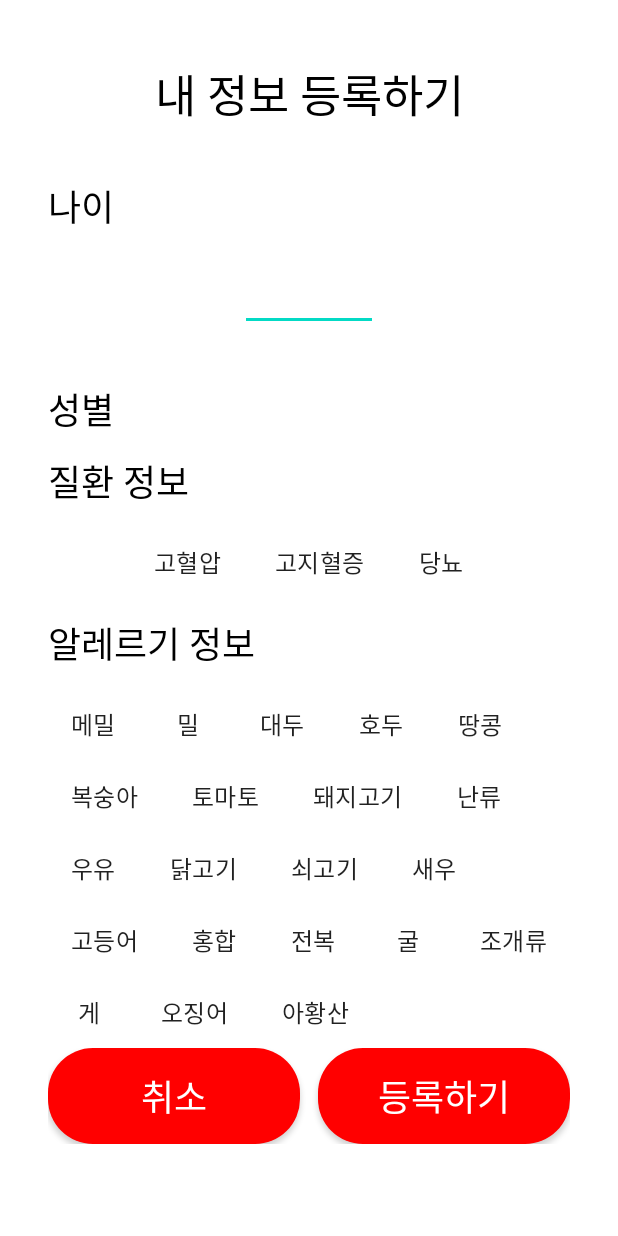
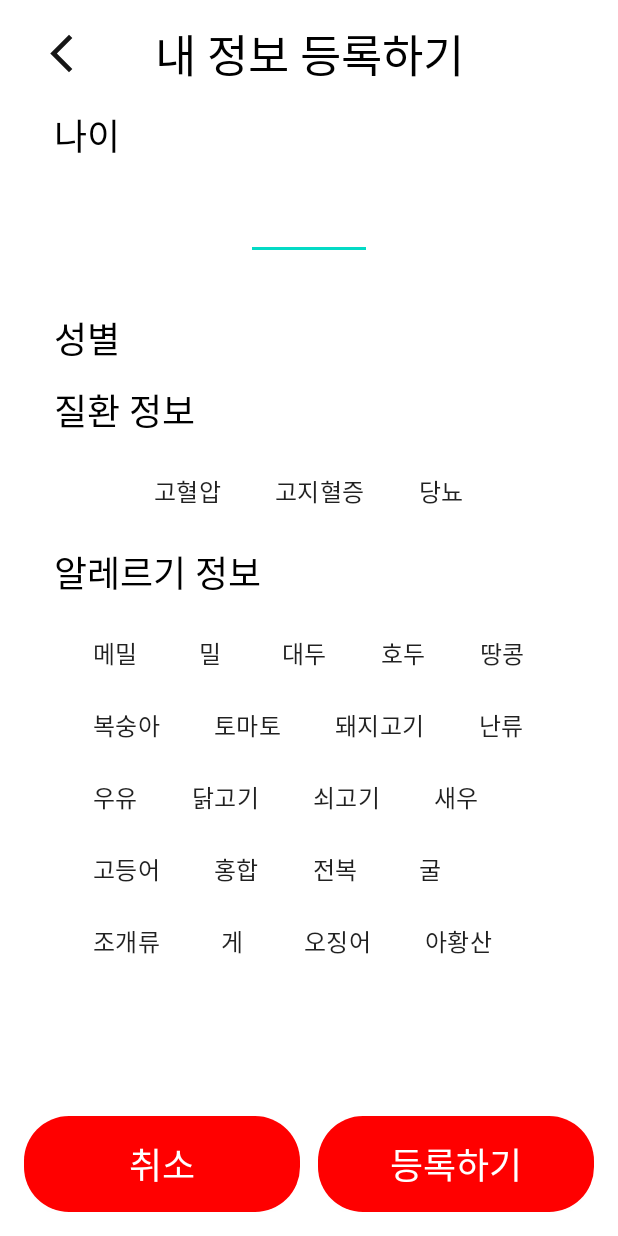
Before and after one commit to BeYourEyes/Android-Firebase, an Android app: the UserInfoActivity screen opened directly, with no data from a screen before it, after a tap on "수정하기", on a phone screen of 412 x 824 dp. Run offline under Robolectric (Android 15) with nearby library versions, the phone set to English and light mode, and no system bars; our stand-ins replace Firebase (no records; nobody signed in at launch, a user with empty details on screens opened directly).

Commit message:
userInfo, userInfoRegister fixed

```diff
--- a/app/src/main/java/com/example/beyoureyes/UserInfoActivity.kt
+++ b/app/src/main/java/com/example/beyoureyes/UserInfoActivity.kt
@@ -5,8 +5,10 @@ import android.graphics.Color
 import android.os.Bundle
 import android.util.Log
 import android.widget.Button
+import android.widget.ImageButton
 import android.widget.TextView
 import androidx.appcompat.app.AppCompatActivity
+import androidx.appcompat.widget.Toolbar
 import com.google.android.gms.auth.api.signin.GoogleSignIn
 import com.google.android.gms.auth.api.signin.GoogleSignInAccount
 import com.google.android.gms.auth.api.signin.GoogleSignInClient
@@ -35,6 +37,7 @@ class UserInfoActivity : AppCompatActivity() {
     override fun onCreate(savedInstanceState: Bundle?) {
         super.onCreate(savedInstanceState)
         setContentView(R.layout.activity_user_info)
+        overridePendingTransition(R.anim.horizon_enter, R.anim.horizon_exit)
 
         val diseaseChipGroup = findViewById<ChipGroup> (R.id.diseaseChipGroup)
         val allergicChipGroup  = findViewById<ChipGroup>(R.id.allergyChipGroup)
@@ -43,6 +46,22 @@ class UserInfoActivity : AppCompatActivity() {
 
         val userInfoChangeButton = findViewById<Button>(R.id.userInfoChangeButton)
         val googleConnectButton = findViewById<Button>(R.id.googleConnectButton)
+
+        //toolBar
+        val toolBar = findViewById<Toolbar>(R.id.toolbarDefault)
+        val toolbarTitle = findViewById<TextView>(R.id.toolbarTitle)
+        val toolbarBackButton = findViewById<ImageButton>(R.id.toolbarBackBtn)
+        setSupportActionBar(toolBar)
+        //Toolbar에 앱 이름 표시 제거!!
+        supportActionBar?.setDisplayShowTitleEnabled(false)
+        toolbarTitle.setText("내 질환 확인하기")
+
+
+        toolbarBackButton.setOnClickListener {
+            val intent = Intent(this, HomeActivity::class.java)
+            startActivity(intent)
+            //overridePendingTransition(R.anim.horizon_exit, R.anim.horizon_enter)
+        }
 
 
         val userIdClass = application as userId
--- a/app/src/main/java/com/example/beyoureyes/UserInfoRegisterActivity.kt
+++ b/app/src/main/java/com/example/beyoureyes/UserInfoRegisterActivity.kt
@@ -2,6 +2,7 @@ package com.example.beyoureyes
 
 import android.graphics.Color
 import androidx.appcompat.app.AppCompatActivity
+import androidx.appcompat.widget.Toolbar
 import android.os.Bundle
 import android.util.Log
 import android.widget.Button
@@ -11,6 +12,7 @@ import com.google.firebase.firestore.ktx.firestore
 import com.google.firebase.ktx.Firebase
 import com.google.android.material.chip.Chip
 import android.content.Intent
+import android.widget.ImageButton
 import android.widget.TextView
 import java.io.Serializable
 
@@ -29,8 +31,9 @@ class UserInfoRegisterActivity : AppCompatActivity() {
     override fun onCreate(savedInstanceState: Bundle?) {
         super.onCreate(savedInstanceState)
         setContentView(R.layout.activity_user_info_register)
+        overridePendingTransition(R.anim.horizon_enter, R.anim.horizon_exit)
 
-        val userInfoRegisterTitle = findViewById<TextView>(R.id.userInfoRegisterTitle)
+        //val userInfoRegisterTitle = findViewById<TextView>(R.id.userInfoRegisterTitle)
 
         val age : EditText = findViewById(R.id.editAge)
 
@@ -63,6 +66,20 @@ class UserInfoRegisterActivity : AppCompatActivity() {
         val usrInfoRegiSaveButton = findViewById<Button>(R.id.usrInfoRegiSaveButton)
         val usrInfoRegiCancelButton = findViewById<Button>(R.id.usrInfoRegiCancelButton)
 
+        //toolBar
+        val toolBar = findViewById<Toolbar>(R.id.toolbarDefault)
+        val toolbarTitle = findViewById<TextView>(R.id.toolbarTitle)
+        val toolbarBackButton = findViewById<ImageButton>(R.id.toolbarBackBtn)
+        setSupportActionBar(toolBar)
+        //Toolbar에 앱 이름 표시 제거!!
+        supportActionBar?.setDisplayShowTitleEnabled(false)
+
+        toolbarBackButton.setOnClickListener {
+            onBackPressed()
+            //overridePendingTransition(R.anim.horizon_exit, R.anim.horizon_enter)
+        }
+
+
         val diseaseChips = arrayOf(chip0, chip1, chip2)
         val allergyChips = arrayOf(chip00, chip01, chip02, chip03, chip04, chip05, chip06, chip07,
                                     chip08, chip09, chip10, chip11, chip12, chip13, chip14, chip15,
@@ -84,17 +101,20 @@ class UserInfoRegisterActivity : AppCompatActivity() {
                     // 유저 정보가 이미 존재하는 경우
                     if (result != null && !result.isEmpty) {
                         Log.d("REGISTERFIRESTORE : ", "getDataSuccess_exist")
-                        userInfoRegisterTitle.setText("내 정보 수정하기")
+                        toolbarTitle.setText("내 정보 수정하기")
+                        //userInfoRegisterTitle.setText("내 정보 수정하기")
                         userInfoCheck = 1
                     }
                     // 유저 정보가 존재하지 않는 경우
                     else {
                         Log.d("REGISTERFIRESTORE : ", "getDataSuccess_not exist")
+                        toolbarTitle.setText("내 정보 등록하기")
                         userInfoCheck = -1
                     }
                 } else {
                     // 쿼리 중에 예외가 발생한 경우
                     Log.d("REGISTERFIRESTORE : ", "Error getting documents.", task.exception)
+                    toolbarTitle.setText("내 정보 등록하기")
                     userInfoCheck = 0
                 }
             }
--- /dev/null
+++ b/app/src/main/res/anim/horizon_enter.xml
@@ -0,0 +1,8 @@
+<?xml version="1.0" encoding="utf-8"?>
+<set xmlns:android="http://schemas.android.com/apk/res/android">
+    <translate
+        android:duration="200"
+        android:fromXDelta="100%"
+        android:interpolator="@android:anim/accelerate_decelerate_interpolator"
+        android:toXDelta="0%" />
+</set>
--- /dev/null
+++ b/app/src/main/res/anim/horizon_exit.xml
@@ -0,0 +1,8 @@
+<?xml version="1.0" encoding="utf-8"?>
+<set xmlns:android="http://schemas.android.com/apk/res/android">
+    <translate
+        android:duration="200"
+        android:fromXDelta="0%"
+        android:interpolator="@android:anim/accelerate_decelerate_interpolator"
+        android:toXDelta="-100%" />
+</set>
--- a/app/src/main/res/layout/activity_today_intake.xml
+++ b/app/src/main/res/layout/activity_today_intake.xml
@@ -15,7 +15,7 @@
         android:layout_height="wrap_content"
         android:layout_gravity="center"
         android:fontFamily="@font/pretendard800"
-        android:text="영양 정보 촬영하기"
+        android:text="영양 정보 확인하기"
         android:textAlignment="center"
         android:textColor="@color/black"
         android:textSize="36sp" />
--- a/app/src/main/res/layout/activity_user_info_register.xml
+++ b/app/src/main/res/layout/activity_user_info_register.xml
@@ -6,23 +6,17 @@
     android:layout_height="match_parent"
     android:layout_gravity="center"
     android:orientation="vertical"
-    android:padding="32sp"
     android:textAlignment="center"
     tools:context=".UserInfoRegisterActivity">
 
-    <TextView
-        android:id="@+id/userInfoRegisterTitle"
-        android:layout_width="match_parent"
-        android:layout_height="wrap_content"
-        android:layout_marginTop="8sp"
-        android:text="@string/userInfoRegister"
-        android:textAlignment="center"
-        android:textColor="@color/black"
-        style="@style/title2"/>
+    <include layout="@layout/toolbar_dafault" />
 
     <ScrollView
         android:layout_width="match_parent"
-        android:layout_height="wrap_content" >
+        android:layout_height="0dp"
+        android:layout_weight="1"
+        android:paddingLeft="36sp"
+        android:paddingRight="36sp">
 
         <LinearLayout
             android:layout_width="match_parent"
@@ -33,7 +27,6 @@
                 android:id="@+id/ageText"
                 android:layout_width="match_parent"
                 android:layout_height="wrap_content"
-                android:layout_marginTop="34sp"
                 android:text="나이"
                 android:textColor="@color/black"
                 style="@style/title3" />
@@ -322,7 +315,10 @@
     <LinearLayout
         android:layout_width="match_parent"
         android:layout_height="wrap_content"
-        android:orientation="horizontal">
+        android:orientation="horizontal"
+        android:layout_marginBottom="16sp"
+        android:layout_marginLeft="16sp"
+        android:layout_marginRight="16sp">
 
         <androidx.appcompat.widget.AppCompatButton
             android:id="@+id/usrInfoRegiCancelButton"
--- a/app/src/main/res/layout/toolbar_dafault.xml
+++ b/app/src/main/res/layout/toolbar_dafault.xml
@@ -2,15 +2,14 @@
 <androidx.appcompat.widget.Toolbar
     xmlns:android="http://schemas.android.com/apk/res/android"
     xmlns:app="http://schemas.android.com/apk/res-auto"
-    android:id="@+id/customToolbar"
+    android:id="@+id/toolbarDefault"
     android:layout_width="match_parent"
     android:layout_height="72sp"
-    android:background="@color/transparent"
-    app:navigationIcon="null">
+    android:background="@color/transparent">
 
     <!-- 뒤로가기 버튼 -->
     <ImageButton
-        android:id="@+id/btnBack"
+        android:id="@+id/toolbarBackBtn"
         android:layout_width="wrap_content"
         android:layout_height="wrap_content"
         android:src="@drawable/arrow_back"
@@ -25,7 +24,7 @@
         android:layout_height="match_parent"
         android:layout_gravity="center"
         android:gravity="center"
-        android:text="내 정보 수정하기"
+        android:text="제목입니다"
         android:textColor="@color/black"
         style="@style/title2"/>
 
```
Also changed, not shown: app/src/main/res/anim/none.xml (added, +9 -0 lines), app/src/main/res/layout/activity_user_info.xml (+5 -13 lines).
